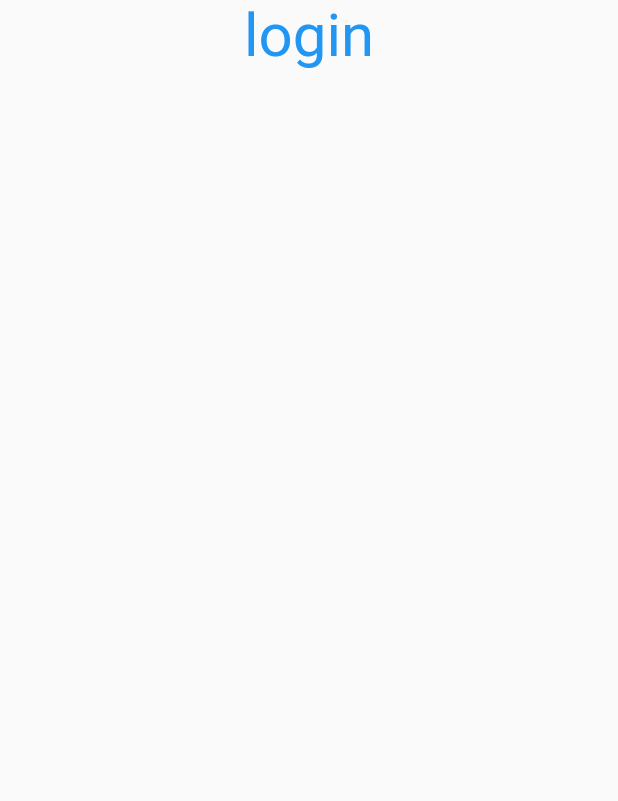
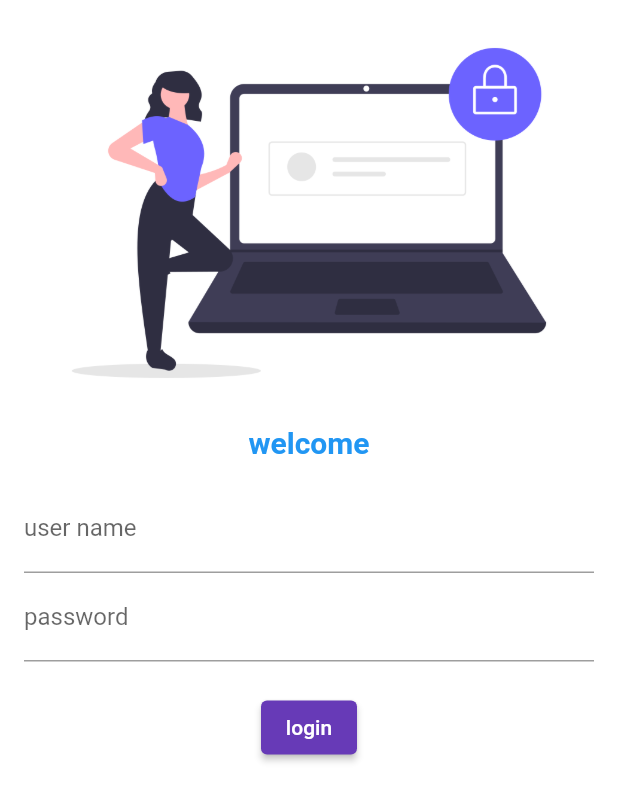
Before and after one commit to nsnnajam/flutter-learn, a Flutter app: the screen it shows after launch, on a phone screen of 412 x 824 dp. Shown: the top 801 px of the screen. Run offline on Flutter 3.47's test engine with Material 2 defaults, Android fonts, the phone set to English and light mode, and no system bars.

Commit message:
day4 completed

```diff
--- a/myapp/lib/login.dart
+++ b/myapp/lib/login.dart
@@ -13,16 +13,40 @@ class _LoginpgeState extends State<Loginpge> {
   @override
   Widget build(BuildContext context) {
     return Material(
-      child: Center(
-        child: Column(
-          children: [
-            Text(
-              "login",
-              style: TextStyle(fontSize: 20, color: Colors.blue),
-              textScaleFactor: 2,
+      color: Colors.white,
+      child: Column(
+        children: [
+          Image.asset("assets/login.png"),
+          Text(
+            "welcome",
+            style: TextStyle(
+                fontSize: 20, color: Colors.blue, fontWeight: FontWeight.bold),
+          ),
+          Padding(
+            padding: const EdgeInsets.all(16.0),
+            child: Column(
+              children: [
+                TextFormField(
+                  decoration: InputDecoration(
+                    hintText: "enter user name",
+                    labelText: "user name",
+                  ),
+                ),
+                TextFormField(
+                  obscureText: true,
+                  decoration: InputDecoration(
+                    hintText: "enter password",
+                    labelText: "password",
+                  ),
+                ),
+                SizedBox(
+                  height: 20,
+                ),
+                ElevatedButton(onPressed: () {}, child: Text("login"))
+              ],
             ),
-          ],
-        ),
+          )
+        ],
       ),
     );
   }
--- a/myapp/lib/main.dart
+++ b/myapp/lib/main.dart
@@ -16,9 +16,11 @@ class Myapp extends StatelessWidget {
     return MaterialApp(
       debugShowCheckedModeBanner: false,
       themeMode: ThemeMode.light,
-      theme: ThemeData(primarySwatch: Colors.deepPurple),
+      theme: ThemeData(
+        primarySwatch: Colors.deepPurple,
+      ),
       darkTheme: ThemeData(brightness: Brightness.dark),
-      initialRoute: "/login",
+      initialRoute: "/",
       routes: {
         "/": (context) => Loginpge(),
         "/home": (context) => Homepage(),
--- a/myapp/pubspec.yaml
+++ b/myapp/pubspec.yaml
@@ -34,6 +34,7 @@ dependencies:
   # The following adds the Cupertino Icons font to your application.
   # Use with the CupertinoIcons class for iOS style icons.
   cupertino_icons: ^1.0.2
+  google_fonts: ^2.3.0
 
 dev_dependencies:
   flutter_test:
@@ -58,8 +59,8 @@ flutter:
   uses-material-design: true
 
   # To add assets to your application, add an assets section, like this:
-  # assets:
-  #   - images/a_dot_burr.jpeg
+  assets:
+    - assets/
   #   - images/a_dot_ham.jpeg
 
   # An image asset can refer to one or more resolution-specific "variants", see
```
Also changed, not shown: myapp/assets/login.png (added), myapp/pubspec.lock.
